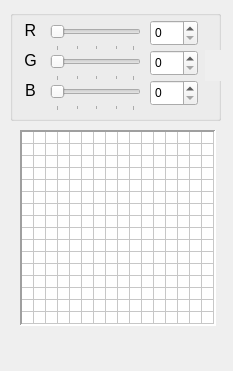
Qt form paletteedit.ui (LoxoSoftware/RetroMap) before a commit.
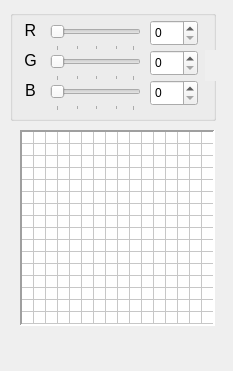
The same form after that commit.

Diff of the .ui file:
```diff
--- a/paletteedit.ui
+++ b/paletteedit.ui
@@ -19,7 +19,7 @@
   <property name="maximumSize">
    <size>
     <width>233</width>
-    <height>371</height>
+    <height>16777215</height>
    </size>
   </property>
   <property name="features">
@@ -37,20 +37,20 @@
      <rect>
       <x>20</x>
       <y>130</y>
-      <width>196</width>
+      <width>195</width>
       <height>196</height>
      </rect>
     </property>
     <property name="minimumSize">
      <size>
-      <width>196</width>
+      <width>195</width>
       <height>196</height>
      </size>
     </property>
     <property name="maximumSize">
      <size>
-      <width>196</width>
-      <height>196</height>
+      <width>195</width>
+      <height>195</height>
      </size>
     </property>
     <property name="font">
@@ -69,6 +69,12 @@
     <property name="lineWidth">
      <number>2</number>
     </property>
+    <property name="verticalScrollBarPolicy">
+     <enum>Qt::ScrollBarPolicy::ScrollBarAlwaysOff</enum>
+    </property>
+    <property name="horizontalScrollBarPolicy">
+     <enum>Qt::ScrollBarPolicy::ScrollBarAlwaysOff</enum>
+    </property>
     <property name="editTriggers">
      <set>QAbstractItemView::EditTrigger::NoEditTriggers</set>
     </property>
@@ -241,7 +247,7 @@
      <rect>
       <x>10</x>
       <y>10</y>
-      <width>211</width>
+      <width>206</width>
       <height>111</height>
      </rect>
     </property>
```
